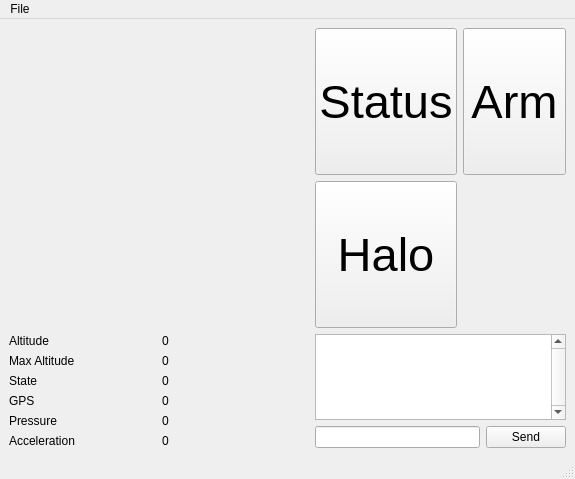
Before: the Qt Designer form main.ui in UBC-Rocket/UBCRocketGroundStation, drawn with Qt 5.
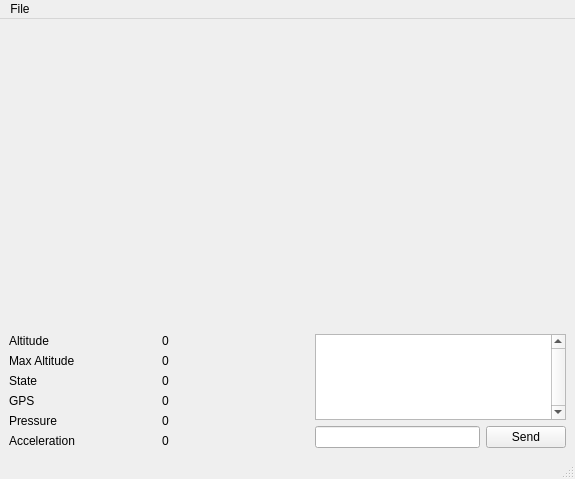
After: the same form once the commit is applied. Custom widgets are drawn as their Qt base class.

Patch:
```diff
--- a/main.ui
+++ b/main.ui
@@ -140,65 +140,7 @@
      </layout>
     </item>
     <item row="0" column="4">
-     <layout class="QGridLayout" name="gridLayout_5">
-      <item row="1" column="0">
-       <widget class="QPushButton" name="HaloButton">
-        <property name="sizePolicy">
-         <sizepolicy hsizetype="Minimum" vsizetype="Minimum">
-          <horstretch>0</horstretch>
-          <verstretch>0</verstretch>
-         </sizepolicy>
-        </property>
-        <property name="font">
-         <font>
-          <pointsize>35</pointsize>
-          <kerning>true</kerning>
-         </font>
-        </property>
-        <property name="text">
-         <string>Halo</string>
-        </property>
-       </widget>
-      </item>
-      <item row="0" column="0">
-       <widget class="QPushButton" name="StatusButton">
-        <property name="sizePolicy">
-         <sizepolicy hsizetype="Minimum" vsizetype="Minimum">
-          <horstretch>0</horstretch>
-          <verstretch>0</verstretch>
-         </sizepolicy>
-        </property>
-        <property name="font">
-         <font>
-          <pointsize>35</pointsize>
-          <kerning>true</kerning>
-         </font>
-        </property>
-        <property name="text">
-         <string>Status</string>
-        </property>
-       </widget>
-      </item>
-      <item row="0" column="1">
-       <widget class="QPushButton" name="ArmButton">
-        <property name="sizePolicy">
-         <sizepolicy hsizetype="Minimum" vsizetype="Minimum">
-          <horstretch>0</horstretch>
-          <verstretch>0</verstretch>
-         </sizepolicy>
-        </property>
-        <property name="font">
-         <font>
-          <pointsize>35</pointsize>
-          <kerning>true</kerning>
-         </font>
-        </property>
-        <property name="text">
-         <string>Arm</string>
-        </property>
-       </widget>
-      </item>
-     </layout>
+     <layout class="QGridLayout" name="gridLayout_5"/>
     </item>
     <item row="2" column="4">
      <layout class="QGridLayout" name="gridLayout">
```
